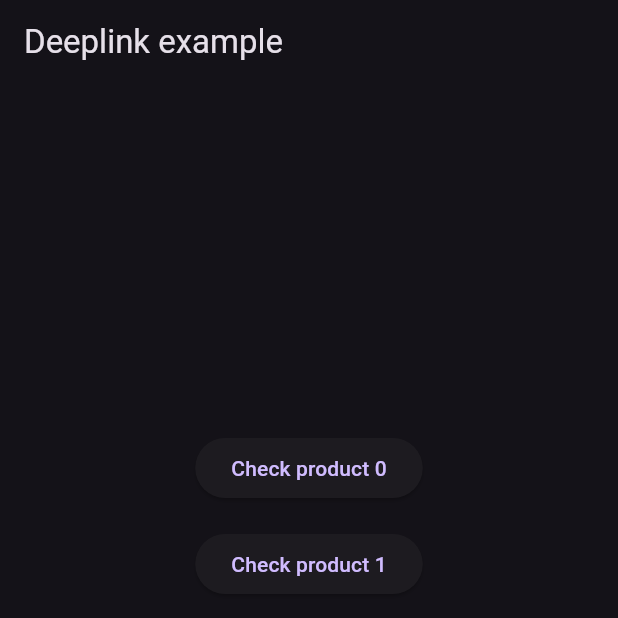
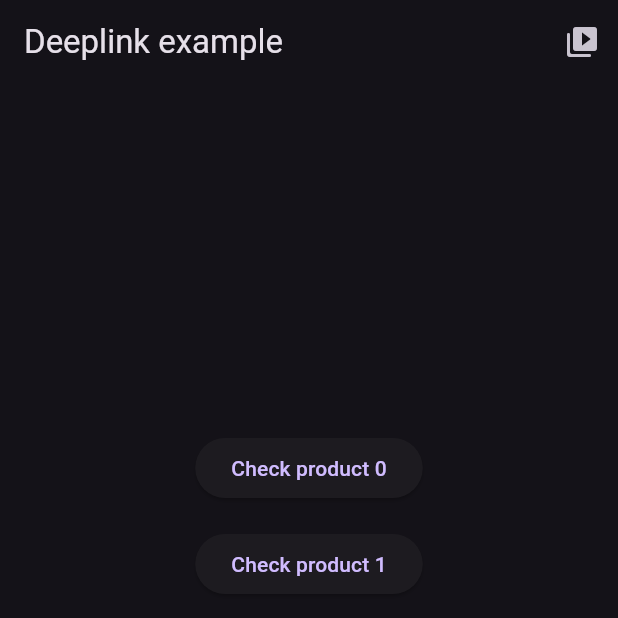
Before and after one commit to yeasin50/flutter_workshop, a Flutter app: the screen it shows after launch, on a phone screen of 412 x 824 dp, the top half of it. Run offline on Flutter 3.47's test engine with Material 3 defaults, Android fonts, the phone set to English and light mode, and no system bars; our stand-ins replace go_router.

Commit message:
deeplink_end_code

```diff
--- a/lib/main.dart
+++ b/lib/main.dart
@@ -1,5 +1,7 @@
 import 'package:go_router/go_router.dart';
 import 'package:flutter/material.dart';
+
+import 'package:url_launcher/url_launcher.dart';
 
 void main() {
   runApp(DeepLinkExample());
@@ -20,10 +22,10 @@ class DeepLinkExample extends StatelessWidget {
 
 /// The route configuration.
 final GoRouter _router = GoRouter(
-  initialLocation: '/',
+  initialLocation: '/flutter_workshop',
   routes: <RouteBase>[
     GoRoute(
-      path: '/',
+      path: '/flutter_workshop',
       builder: (BuildContext context, GoRouterState state) {
         return const HomeScreen();
       },
@@ -46,7 +48,18 @@ class HomeScreen extends StatelessWidget {
   @override
   Widget build(BuildContext context) {
     return Scaffold(
-      appBar: AppBar(title: Text("Deeplink example")),
+      appBar: AppBar(
+        title: Text("Deeplink example"),
+        actions: [
+          IconButton(
+            onPressed: () {
+              final url = "https://youtu.be/bo_aObojqJc?si=0YwWWlhuJTsZZS4u";
+              launchUrl(Uri.parse(url));
+            },
+            icon: Icon(Icons.video_library_rounded),
+          ),
+        ],
+      ),
       body: Center(
         child: Column(
           mainAxisAlignment: .center,
@@ -54,7 +67,7 @@ class HomeScreen extends StatelessWidget {
           children: List.generate(
             (5),
             (i) => ElevatedButton(
-              onPressed: () => context.replace('/product/$i'),
+              onPressed: () => context.replace('/flutter_workshop/product/$i'),
               child: Text('Check product $i'),
             ),
           ),
--- a/pubspec.yaml
+++ b/pubspec.yaml
@@ -10,6 +10,7 @@ dependencies:
   flutter:
     sdk: flutter
   go_router: ^18.0.1
+  url_launcher: ^6.3.3
 
 dev_dependencies:
   flutter_test:
```
Also changed, not shown: pubspec.lock, 1 other file.
